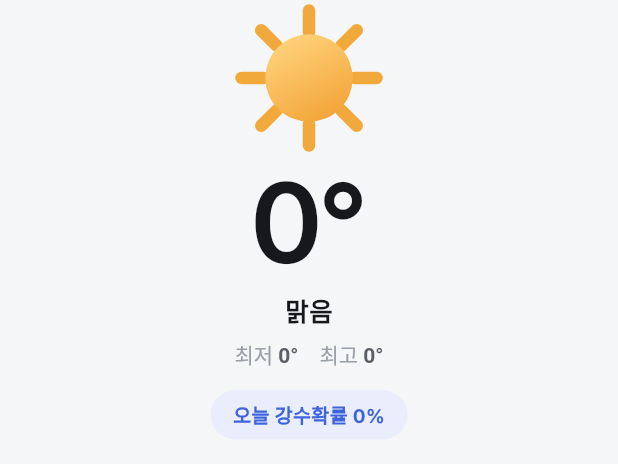
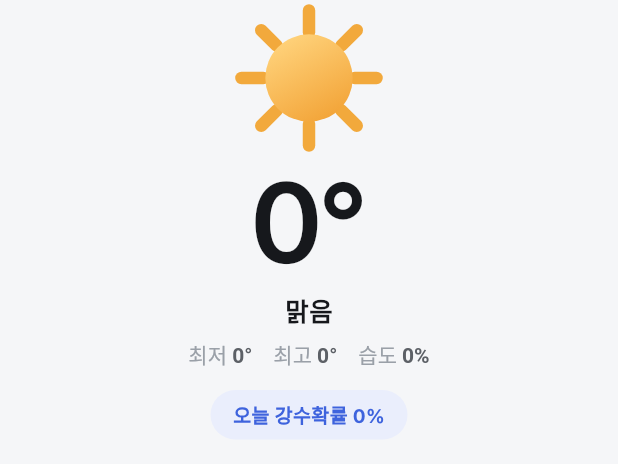
Before and after one commit to hyeonginju/peters_simple_weather, a Flutter app: the WeatherHero widget shown alone on an empty page, opened directly with empty values, on a phone screen of 412 x 824 dp. Shown: the top 464 px of the screen. Run offline on Flutter 3.47's test engine with Material 3 defaults, Android fonts, the phone set to English and light mode, and no system bars; our stand-ins replace dio, firebase_core, firebase_messaging, flutter_riverpod, freezed_annotation, go_router and 2 more; missing offline and left inert: home_widget, workmanager; accounts and stored records are empty; generated files the repository leaves out were written again; statements that could not run were skipped.

Commit message:
✨ 현재 습도(%) 표시 추가 — 메인 화면 + 홈 화면 위젯
초단기실황(REH)은 이미 응답에 포함돼 있었지만 파싱 단계에서 버려지고 있었다.
- 메인 화면: 최저/최고 온도 옆에 습도 표시
- Android 위젯(medium/small 둘 다): 온도 위쪽에 습도 표시

Co-Authored-By: Claude Sonnet 5 <noreply@anthropic.com>

```diff
--- a/lib/data/weather/models/weather_snapshot.dart
+++ b/lib/data/weather/models/weather_snapshot.dart
@@ -13,6 +13,9 @@ class WeatherSnapshot {
   /// 예보값. mergeTodayPrecipitationTotal 참고.
   final double todayPrecipitationTotal;
 
+  /// 초단기실황(REH) 상대습도(%). 해당 관측치가 없으면 null.
+  final int? humidity;
+
   const WeatherSnapshot({
     required this.temperature,
     required this.sky,
@@ -20,5 +23,6 @@ class WeatherSnapshot {
     required this.precipitationAmount,
     required this.precipitationProbability,
     required this.todayPrecipitationTotal,
+    this.humidity,
   });
 }
--- a/lib/data/weather/weather_repository.dart
+++ b/lib/data/weather/weather_repository.dart
@@ -100,6 +100,7 @@ class WeatherRepository {
 
       double? temperature;
       PrecipitationType? precipitationType;
+      int? humidity;
 
       // getUltraSrtNcst has no SKY (cloud-cover) field — only an observed
       // PTY. Sky condition keeps coming from the short-term forecast hour.
@@ -109,6 +110,8 @@ class WeatherRepository {
             temperature = double.tryParse(item.obsrValue);
           case 'PTY':
             precipitationType = precipitationTypeFromCode(item.obsrValue);
+          case 'REH':
+            humidity = int.tryParse(item.obsrValue);
         }
       }
 
@@ -119,6 +122,7 @@ class WeatherRepository {
         precipitationAmount: fallback.precipitationAmount,
         precipitationProbability: fallback.precipitationProbability,
         todayPrecipitationTotal: precipitationTotal,
+        humidity: humidity,
       );
     } catch (_) {
       return WeatherSnapshot(
--- a/lib/features/home/widgets/weather_hero.dart
+++ b/lib/features/home/widgets/weather_hero.dart
@@ -64,14 +64,20 @@ class WeatherHero extends StatelessWidget {
             ],
           ],
         ),
-        if (today != null) ...[
+        if (today != null || snapshot.humidity != null) ...[
           const SizedBox(height: 7),
           Row(
             mainAxisAlignment: MainAxisAlignment.center,
             children: [
-              _MinMax(label: '최저', value: '${today!.minTemp.round()}°', palette: palette),
-              const SizedBox(width: 14),
-              _MinMax(label: '최고', value: '${today!.maxTemp.round()}°', palette: palette),
+              if (today != null) ...[
+                _MinMax(label: '최저', value: '${today!.minTemp.round()}°', palette: palette),
+                const SizedBox(width: 14),
+                _MinMax(label: '최고', value: '${today!.maxTemp.round()}°', palette: palette),
+              ],
+              if (snapshot.humidity != null) ...[
+                if (today != null) const SizedBox(width: 14),
+                _MinMax(label: '습도', value: '${snapshot.humidity}%', palette: palette),
+              ],
             ],
           ),
         ],
--- a/lib/features/widget/widget_service.dart
+++ b/lib/features/widget/widget_service.dart
@@ -123,6 +123,7 @@ class WidgetService {
       'w_icon': weatherIconTypeFor(snapshot.sky, snapshot.precipitationType).name,
       'w_minmax': today != null ? '${today.minTemp.round()}° / ${today.maxTemp.round()}°' : '',
       'w_pop': '강수 ${today?.popPercent ?? snapshot.precipitationProbability}%',
+      'w_humidity': snapshot.humidity != null ? '습도 ${snapshot.humidity}%' : '',
       'w_updated': '${_two(now.hour)}:${_two(now.minute)} 업데이트',
       for (var i = 0; i < 5; i++) ...{
         'w_h${i}_label': i < slots.length ? formatHourLabel(slots[i].time) : '',
```
Also changed, not shown: 4 other files.
